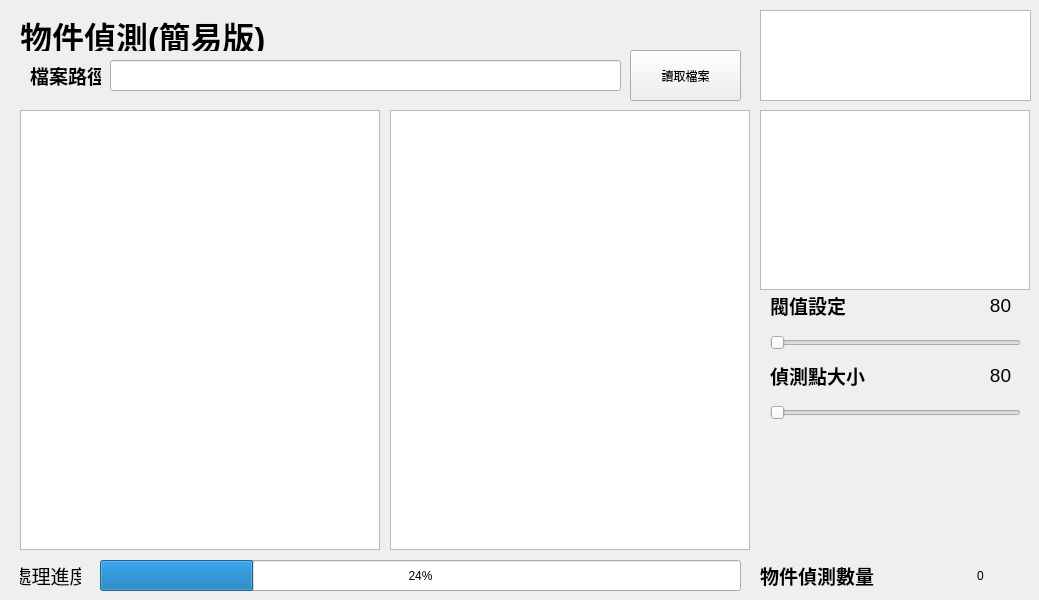
Old version of the form QT_Image_object_detected/form.ui in the repository JIK-JHONG/side_project.
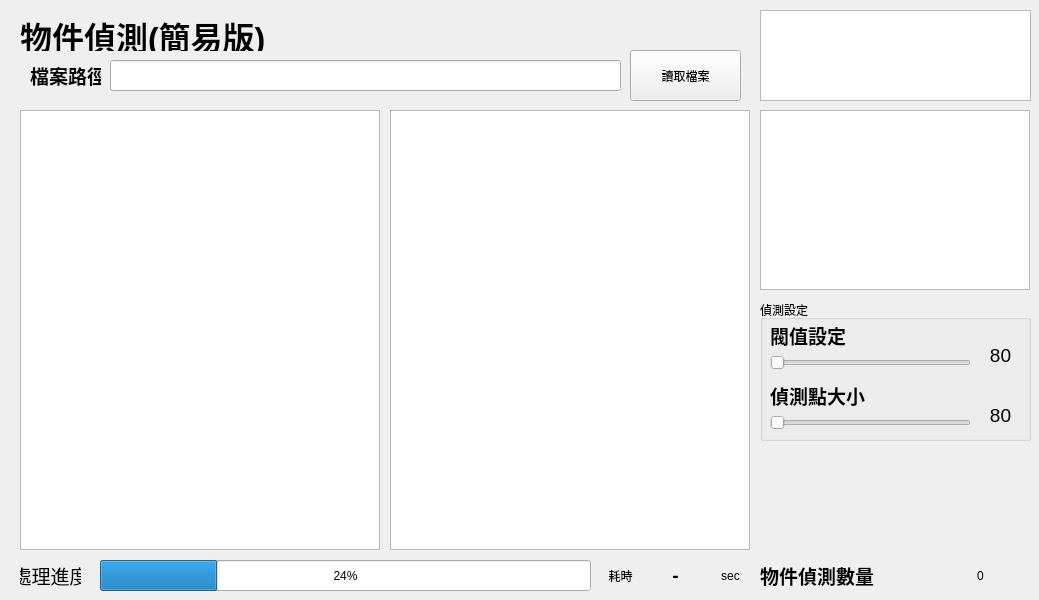
New version of the form. Icons and pictures are not drawn.

```diff
--- a/QT_Image_object_detected/form.ui
+++ b/QT_Image_object_detected/form.ui
@@ -128,7 +128,7 @@
     <rect>
      <x>100</x>
      <y>560</y>
-     <width>641</width>
+     <width>491</width>
      <height>31</height>
     </rect>
    </property>
@@ -159,60 +159,6 @@
     <set>Qt::AlignmentFlag::AlignCenter</set>
    </property>
   </widget>
-  <widget class="QSlider" name="horizontalSlider">
-   <property name="geometry">
-    <rect>
-     <x>770</x>
-     <y>330</y>
-     <width>251</width>
-     <height>25</height>
-    </rect>
-   </property>
-   <property name="orientation">
-    <enum>Qt::Orientation::Horizontal</enum>
-   </property>
-  </widget>
-  <widget class="QLabel" name="label_4">
-   <property name="geometry">
-    <rect>
-     <x>770</x>
-     <y>290</y>
-     <width>181</width>
-     <height>31</height>
-    </rect>
-   </property>
-   <property name="font">
-    <font>
-     <pointsize>14</pointsize>
-     <bold>true</bold>
-    </font>
-   </property>
-   <property name="text">
-    <string>閥值設定</string>
-   </property>
-  </widget>
-  <widget class="QLabel" name="label_5">
-   <property name="geometry">
-    <rect>
-     <x>980</x>
-     <y>290</y>
-     <width>41</width>
-     <height>31</height>
-    </rect>
-   </property>
-   <property name="font">
-    <font>
-     <pointsize>14</pointsize>
-     <bold>false</bold>
-    </font>
-   </property>
-   <property name="text">
-    <string>80</string>
-   </property>
-   <property name="alignment">
-    <set>Qt::AlignmentFlag::AlignCenter</set>
-   </property>
-  </widget>
   <widget class="QLabel" name="label_6">
    <property name="geometry">
     <rect>
@@ -248,11 +194,90 @@
     <set>Qt::AlignmentFlag::AlignCenter</set>
    </property>
   </widget>
+  <widget class="QGroupBox" name="groupBox">
+   <property name="geometry">
+    <rect>
+     <x>760</x>
+     <y>300</y>
+     <width>271</width>
+     <height>141</height>
+    </rect>
+   </property>
+   <property name="title">
+    <string>偵測設定</string>
+   </property>
+   <widget class="QLabel" name="label_4">
+    <property name="geometry">
+     <rect>
+      <x>10</x>
+      <y>20</y>
+      <width>181</width>
+      <height>31</height>
+     </rect>
+    </property>
+    <property name="font">
+     <font>
+      <pointsize>14</pointsize>
+      <bold>true</bold>
+     </font>
+    </property>
+    <property name="text">
+     <string>閥值設定</string>
+    </property>
+   </widget>
+   <widget class="QSlider" name="horizontalSlider">
+    <property name="geometry">
+     <rect>
+      <x>10</x>
+      <y>50</y>
+      <width>201</width>
+      <height>25</height>
+     </rect>
+    </property>
+    <property name="orientation">
+     <enum>Qt::Orientation::Horizontal</enum>
+    </property>
+   </widget>
+   <widget class="QLabel" name="label_5">
+    <property name="geometry">
+     <rect>
+      <x>220</x>
+      <y>40</y>
+      <width>41</width>
+      <height>31</height>
+     </rect>
+    </property>
+    <property name="font">
+     <font>
+      <pointsize>14</pointsize>
+      <bold>false</bold>
+     </font>
+    </property>
+    <property name="text">
+     <string>80</string>
+    </property>
+    <property name="alignment">
+     <set>Qt::AlignmentFlag::AlignCenter</set>
+    </property>
+   </widget>
+   <widget class="QSlider" name="horizontalSlider_2">
+    <property name="geometry">
+     <rect>
+      <x>10</x>
+      <y>110</y>
+      <width>201</width>
+      <height>25</height>
+     </rect>
+    </property>
+    <property name="orientation">
+     <enum>Qt::Orientation::Horizontal</enum>
+    </property>
+   </widget>
   <widget class="QLabel" name="label_8">
    <property name="geometry">
     <rect>
-     <x>770</x>
-     <y>360</y>
+      <x>10</x>
+      <y>80</y>
      <width>181</width>
      <height>31</height>
     </rect>
@@ -270,8 +295,8 @@
   <widget class="QLabel" name="label_9">
    <property name="geometry">
     <rect>
-     <x>980</x>
-     <y>360</y>
+      <x>220</x>
+      <y>100</y>
      <width>41</width>
      <height>31</height>
     </rect>
@@ -289,17 +314,59 @@
     <set>Qt::AlignmentFlag::AlignCenter</set>
    </property>
   </widget>
-  <widget class="QSlider" name="horizontalSlider_2">
+  </widget>
+  <widget class="QLabel" name="label_10">
    <property name="geometry">
     <rect>
-     <x>770</x>
-     <y>400</y>
-     <width>251</width>
-     <height>25</height>
+     <x>600</x>
+     <y>560</y>
+     <width>41</width>
+     <height>31</height>
     </rect>
    </property>
-   <property name="orientation">
-    <enum>Qt::Orientation::Horizontal</enum>
+   <property name="text">
+    <string>耗時</string>
+   </property>
+   <property name="alignment">
+    <set>Qt::AlignmentFlag::AlignCenter</set>
+   </property>
+  </widget>
+  <widget class="QLabel" name="label_11">
+   <property name="geometry">
+    <rect>
+     <x>710</x>
+     <y>560</y>
+     <width>41</width>
+     <height>31</height>
+    </rect>
+   </property>
+   <property name="text">
+    <string>sec</string>
+   </property>
+   <property name="alignment">
+    <set>Qt::AlignmentFlag::AlignCenter</set>
+   </property>
+  </widget>
+  <widget class="QLabel" name="label_process_time">
+   <property name="geometry">
+    <rect>
+     <x>640</x>
+     <y>560</y>
+     <width>71</width>
+     <height>31</height>
+    </rect>
+   </property>
+   <property name="font">
+    <font>
+     <pointsize>14</pointsize>
+     <bold>true</bold>
+    </font>
+   </property>
+   <property name="text">
+    <string>-</string>
+   </property>
+   <property name="alignment">
+    <set>Qt::AlignmentFlag::AlignCenter</set>
    </property>
   </widget>
  </widget>
```
Left out of the diff: 3 changed lines with no effect on the pictures. Lines whose indentation alone changed are shown as unchanged.
